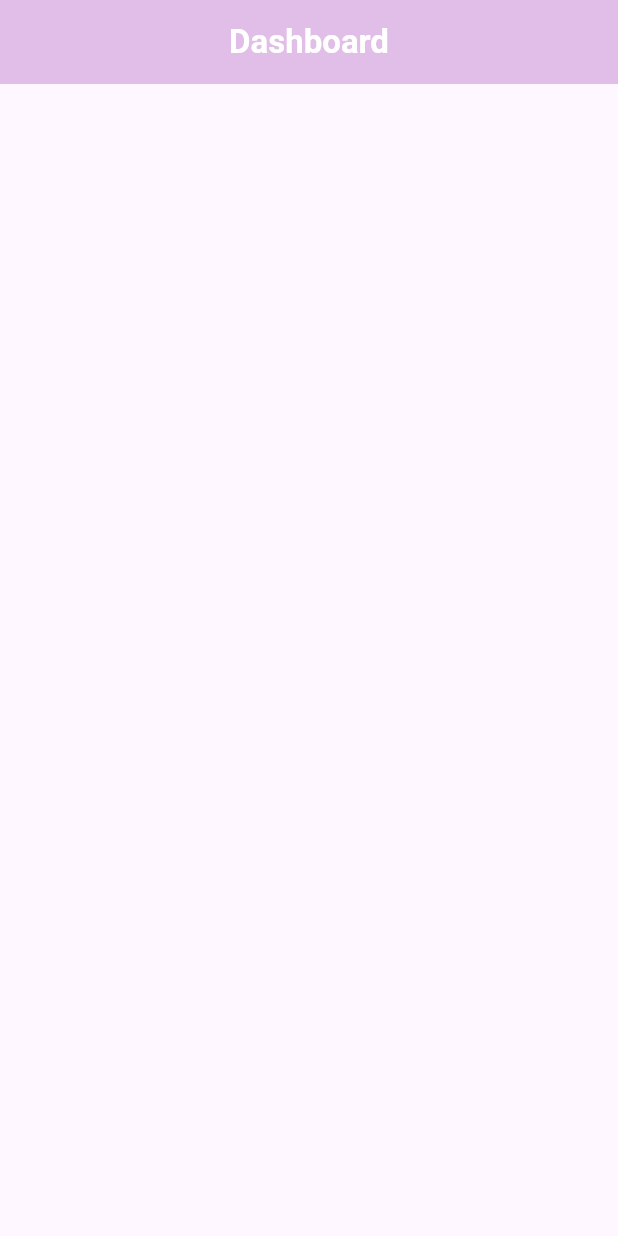
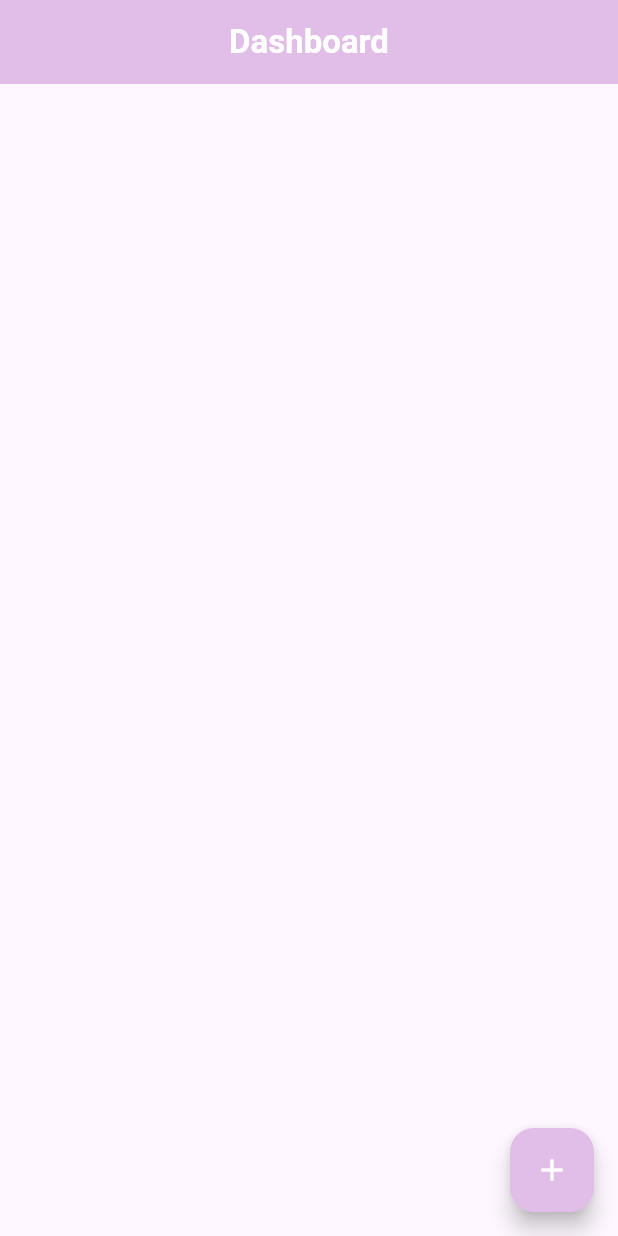
Before and after one commit to salitsamyl/notes_app, a Flutter app: the Dashboard screen opened directly, on a phone screen of 412 x 824 dp. Run offline on Flutter 3.47's test engine with Material 3 defaults, Android fonts, the phone set to English and light mode, and no system bars.

Commit message:
Menambahkan tombol add notes

```diff
--- a/lib/screens/dashboard.dart
+++ b/lib/screens/dashboard.dart
@@ -20,6 +20,17 @@ class _DashboardState extends State<Dashboard> {
         child: Text("Dashboard",style: TextStyle(color: Colors.white, fontWeight: FontWeight.bold),),),
         backgroundColor: Colors.purple.shade100,),
 
+        floatingActionButton: FloatingActionButton(
+        onPressed: () async {
+          final result = await Navigator.pushNamed(context, "/create");
+            if (result == true) {
+              setState(() {});
+            }
+          },
+          backgroundColor: Colors.purple.shade100,
+          child: Icon(Icons.add, color: Colors.white),
+        ),
+
         body: ListView(),
     );
   }
```
